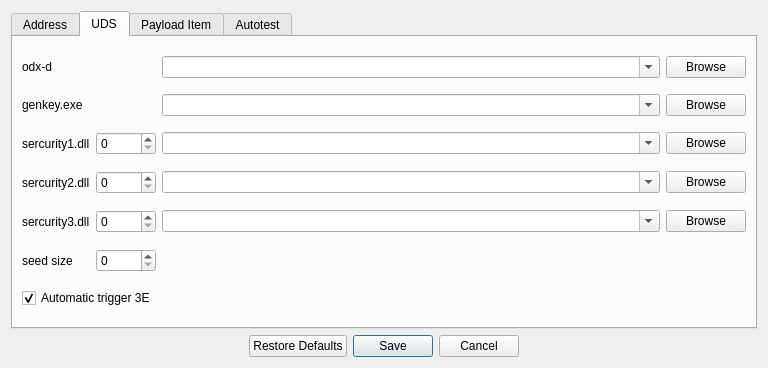
Before: the Qt Designer form settings.ui in xjzer/QtWidgetDemo, drawn with Qt 5.
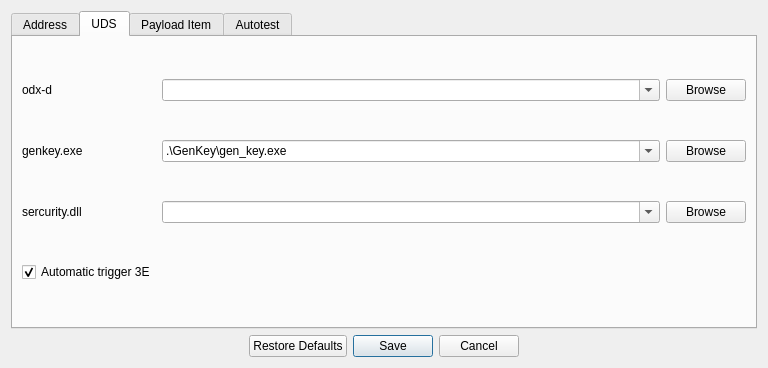
After: the same form once the commit is applied. The open tabs and pages were chosen to show the change.

Commit message: [FEAT:UDS27]: 1. Use one dll for different security levels 2. Automatically match the seed/key length

Diff of the .ui file:
```diff
--- a/settings.ui
+++ b/settings.ui
@@ -26,7 +26,7 @@
       <enum>Qt::NoFocus</enum>
      </property>
      <property name="currentIndex">
-      <number>0</number>
+      <number>1</number>
      </property>
      <widget class="QWidget" name="tab_address">
       <attribute name="title">
@@ -131,6 +131,74 @@
        <string>UDS</string>
       </attribute>
       <layout class="QGridLayout" name="gridLayout_3">
+       <item row="2" column="3">
+        <widget class="QPushButton" name="pushButton_dll">
+         <property name="sizePolicy">
+          <sizepolicy hsizetype="Fixed" vsizetype="Fixed">
+           <horstretch>0</horstretch>
+           <verstretch>0</verstretch>
+          </sizepolicy>
+         </property>
+         <property name="text">
+          <string>Browse</string>
+         </property>
+        </widget>
+       </item>
+       <item row="2" column="0">
+        <widget class="QLabel" name="label_dll_1">
+         <property name="sizePolicy">
+          <sizepolicy hsizetype="Fixed" vsizetype="Preferred">
+           <horstretch>0</horstretch>
+           <verstretch>0</verstretch>
+          </sizepolicy>
+         </property>
+         <property name="text">
+          <string>sercurity.dll</string>
+         </property>
+        </widget>
+       </item>
+       <item row="3" column="0" colspan="2">
+        <widget class="QCheckBox" name="checkBox_uds_3e">
+         <property name="text">
+          <string>Automatic trigger 3E</string>
+         </property>
+         <property name="checked">
+          <bool>true</bool>
+         </property>
+        </widget>
+       </item>
+       <item row="2" column="2">
+        <widget class="QComboBox" name="comboBox_dll_1">
+         <property name="sizePolicy">
+          <sizepolicy hsizetype="Expanding" vsizetype="Fixed">
+           <horstretch>0</horstretch>
+           <verstretch>0</verstretch>
+          </sizepolicy>
+         </property>
+         <property name="editable">
+          <bool>true</bool>
+         </property>
+        </widget>
+       </item>
+       <item row="1" column="2">
+        <widget class="QComboBox" name="comboBox_genkey">
+         <property name="enabled">
+          <bool>true</bool>
+         </property>
+         <property name="sizePolicy">
+          <sizepolicy hsizetype="Preferred" vsizetype="Fixed">
+           <horstretch>0</horstretch>
+           <verstretch>0</verstretch>
+          </sizepolicy>
+         </property>
+         <property name="editable">
+          <bool>true</bool>
+         </property>
+         <property name="currentText">
+          <string>.\GenKey\gen_key.exe</string>
+         </property>
+        </widget>
+       </item>
        <item row="0" column="0">
         <widget class="QLabel" name="label_odx">
          <property name="sizePolicy">
@@ -144,6 +212,19 @@
          </property>
         </widget>
        </item>
+       <item row="1" column="3">
+        <widget class="QPushButton" name="pushButton_genkey">
+         <property name="sizePolicy">
+          <sizepolicy hsizetype="Fixed" vsizetype="Fixed">
+           <horstretch>0</horstretch>
+           <verstretch>0</verstretch>
+          </sizepolicy>
+         </property>
+         <property name="text">
+          <string>Browse</string>
+         </property>
+        </widget>
+       </item>
        <item row="0" column="2">
         <widget class="QComboBox" name="comboBox_odx">
          <property name="sizePolicy">
@@ -157,19 +238,6 @@
          </property>
         </widget>
        </item>
-       <item row="0" column="3">
-        <widget class="QPushButton" name="pushButton_odx">
-         <property name="sizePolicy">
-          <sizepolicy hsizetype="Fixed" vsizetype="Fixed">
-           <horstretch>0</horstretch>
-           <verstretch>0</verstretch>
-          </sizepolicy>
-         </property>
-         <property name="text">
-          <string>Browse</string>
-         </property>
-        </widget>
-       </item>
        <item row="1" column="0">
         <widget class="QLabel" name="label_genkey">
          <property name="text">
@@ -177,22 +245,9 @@
          </property>
         </widget>
        </item>
-       <item row="1" column="2">
-        <widget class="QComboBox" name="comboBox_genkey">
+       <item row="0" column="3">
+        <widget class="QPushButton" name="pushButton_odx">
          <property name="sizePolicy">
-          <sizepolicy hsizetype="Preferred" vsizetype="Fixed">
-           <horstretch>0</horstretch>
-           <verstretch>0</verstretch>
-          </sizepolicy>
-         </property>
-         <property name="editable">
-          <bool>true</bool>
-         </property>
-        </widget>
-       </item>
-       <item row="1" column="3">
-        <widget class="QPushButton" name="pushButton_genkey">
-         <property name="sizePolicy">
           <sizepolicy hsizetype="Fixed" vsizetype="Fixed">
            <horstretch>0</horstretch>
            <verstretch>0</verstretch>
@@ -203,216 +258,6 @@
          </property>
         </widget>
        </item>
-       <item row="2" column="0">
-        <widget class="QLabel" name="label_dll_1">
-         <property name="sizePolicy">
-          <sizepolicy hsizetype="Fixed" vsizetype="Preferred">
-           <horstretch>0</horstretch>
-           <verstretch>0</verstretch>
-          </sizepolicy>
-         </property>
-         <property name="text">
-          <string>sercurity1.dll</string>
-         </property>
-        </widget>
-       </item>
-       <item row="2" column="1">
-        <widget class="QSpinBox" name="spinBox_dll_1">
-         <property name="sizePolicy">
-          <sizepolicy hsizetype="Preferred" vsizetype="Fixed">
-           <horstretch>0</horstretch>
-           <verstretch>0</verstretch>
-          </sizepolicy>
-         </property>
-         <property name="inputMethodHints">
-          <set>Qt::ImhDigitsOnly|Qt::ImhUppercaseOnly</set>
-         </property>
-         <property name="correctionMode">
-          <enum>QAbstractSpinBox::CorrectToNearestValue</enum>
-         </property>
-         <property name="maximum">
-          <number>255</number>
-         </property>
-         <property name="displayIntegerBase">
-          <number>16</number>
-         </property>
-        </widget>
-       </item>
-       <item row="2" column="2">
-        <widget class="QComboBox" name="comboBox_dll_1">
-         <property name="sizePolicy">
-          <sizepolicy hsizetype="Expanding" vsizetype="Fixed">
-           <horstretch>0</horstretch>
-           <verstretch>0</verstretch>
-          </sizepolicy>
-         </property>
-         <property name="editable">
-          <bool>true</bool>
-         </property>
-        </widget>
-       </item>
-       <item row="2" column="3">
-        <widget class="QPushButton" name="pushButton_dll">
-         <property name="sizePolicy">
-          <sizepolicy hsizetype="Fixed" vsizetype="Fixed">
-           <horstretch>0</horstretch>
-           <verstretch>0</verstretch>
-          </sizepolicy>
-         </property>
-         <property name="text">
-          <string>Browse</string>
-         </property>
-        </widget>
-       </item>
-       <item row="3" column="0">
-        <widget class="QLabel" name="label_dll_2">
-         <property name="text">
-          <string>sercurity2.dll</string>
-         </property>
-        </widget>
-       </item>
-       <item row="3" column="1">
-        <widget class="QSpinBox" name="spinBox_dll_2">
-         <property name="sizePolicy">
-          <sizepolicy hsizetype="Preferred" vsizetype="Fixed">
-           <horstretch>0</horstretch>
-           <verstretch>0</verstretch>
-          </sizepolicy>
-         </property>
-         <property name="inputMethodHints">
-          <set>Qt::ImhUppercaseOnly</set>
-         </property>
-         <property name="correctionMode">
-          <enum>QAbstractSpinBox::CorrectToNearestValue</enum>
-         </property>
-         <property name="maximum">
-          <number>255</number>
-         </property>
-         <property name="displayIntegerBase">
-          <number>16</number>
-         </property>
-        </widget>
-       </item>
-       <item row="3" column="2">
-        <widget class="QComboBox" name="comboBox_dll_2">
-         <property name="sizePolicy">
-          <sizepolicy hsizetype="Preferred" vsizetype="Fixed">
-           <horstretch>0</horstretch>
-           <verstretch>0</verstretch>
-          </sizepolicy>
-         </property>
-         <property name="editable">
-          <bool>true</bool>
-         </property>
-        </widget>
-       </item>
-       <item row="3" column="3">
-        <widget class="QPushButton" name="pushButton_dll_2">
-         <property name="sizePolicy">
-          <sizepolicy hsizetype="Fixed" vsizetype="Fixed">
-           <horstretch>0</horstretch>
-           <verstretch>0</verstretch>
-          </sizepolicy>
-         </property>
-         <property name="text">
-          <string>Browse</string>
-         </property>
-        </widget>
-       </item>
-       <item row="4" column="0">
-        <widget class="QLabel" name="label_dll_3">
-         <property name="text">
-          <string>sercurity3.dll</string>
-         </property>
-        </widget>
-       </item>
-       <item row="4" column="1">
-        <widget class="QSpinBox" name="spinBox_dll_3">
-         <property name="sizePolicy">
-          <sizepolicy hsizetype="Preferred" vsizetype="Fixed">
-           <horstretch>0</horstretch>
-           <verstretch>0</verstretch>
-          </sizepolicy>
-         </property>
-         <property name="inputMethodHints">
-          <set>Qt::ImhDigitsOnly|Qt::ImhUppercaseOnly</set>
-         </property>
-         <property name="correctionMode">
-          <enum>QAbstractSpinBox::CorrectToNearestValue</enum>
-         </property>
-         <property name="maximum">
-          <number>255</number>
-         </property>
-         <property name="displayIntegerBase">
-          <number>16</number>
-         </property>
-        </widget>
-       </item>
-       <item row="4" column="2">
-        <widget class="QComboBox" name="comboBox_dll_3">
-         <property name="sizePolicy">
-          <sizepolicy hsizetype="Preferred" vsizetype="Fixed">
-           <horstretch>0</horstretch>
-           <verstretch>0</verstretch>
-          </sizepolicy>
-         </property>
-         <property name="editable">
-          <bool>true</bool>
-         </property>
-        </widget>
-       </item>
-       <item row="4" column="3">
-        <widget class="QPushButton" name="pushButton_dll_3">
-         <property name="sizePolicy">
-          <sizepolicy hsizetype="Fixed" vsizetype="Fixed">
-           <horstretch>0</horstretch>
-           <verstretch>0</verstretch>
-          </sizepolicy>
-         </property>
-         <property name="text">
-          <string>Browse</string>
-         </property>
-        </widget>
-       </item>
-       <item row="5" column="0">
-        <widget class="QLabel" name="label_seedSize">
-         <property name="text">
-          <string>seed size</string>
-         </property>
-        </widget>
-       </item>
-       <item row="6" column="0" colspan="2">
-        <widget class="QCheckBox" name="checkBox_uds_3e">
-         <property name="text">
-          <string>Automatic trigger 3E</string>
-         </property>
-         <property name="checked">
-          <bool>true</bool>
-         </property>
-        </widget>
-       </item>
-       <item row="5" column="1">
-        <widget class="QSpinBox" name="spinBox_seedSize">
-         <property name="sizePolicy">
-          <sizepolicy hsizetype="Preferred" vsizetype="Fixed">
-           <horstretch>0</horstretch>
-           <verstretch>0</verstretch>
-          </sizepolicy>
-         </property>
-         <property name="inputMethodHints">
-          <set>Qt::ImhDigitsOnly|Qt::ImhUppercaseOnly</set>
-         </property>
-         <property name="correctionMode">
-          <enum>QAbstractSpinBox::CorrectToNearestValue</enum>
-         </property>
-         <property name="maximum">
-          <number>255</number>
-         </property>
-         <property name="displayIntegerBase">
-          <number>16</number>
-         </property>
-        </widget>
-       </item>
       </layout>
      </widget>
      <widget class="QWidget" name="tab_payload_item">
```
The commit also changes 5 other files.
